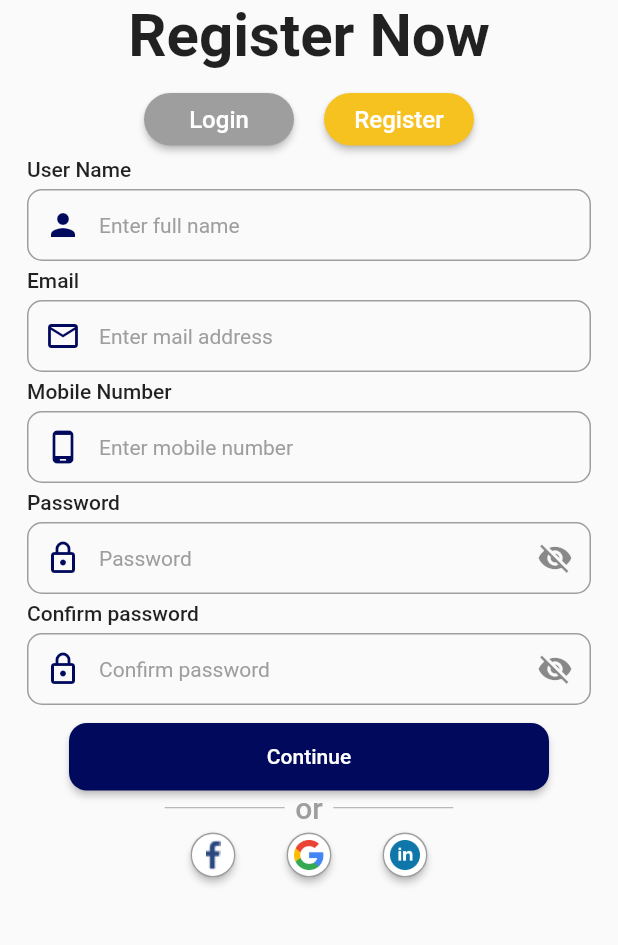
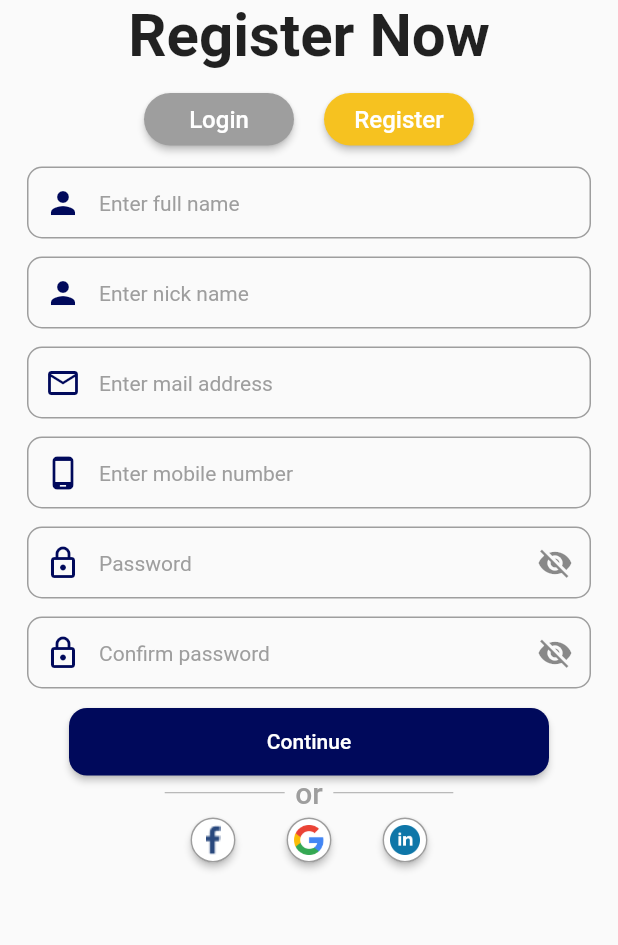
Before and after one commit to cocoalabspvtltd/NewApplication, a Flutter app: the screen it shows after launch, after a tap on "Register", on a phone screen of 412 x 824 dp, the part 210-1155 px from its top. Run offline on Flutter 3.47's test engine with Material 2 defaults, Android fonts, the phone set to English and light mode, and no system bars; our stand-ins replace expansion_tile_card, fluttertoast, get, image_picker.

Commit message:
Register changes and modification

```diff
--- a/lib/ui/screens/login_signup/signup_form_screen.dart
+++ b/lib/ui/screens/login_signup/signup_form_screen.dart
@@ -16,6 +16,7 @@ class SignUpScreen extends StatefulWidget {
 class _SignUpScreenState extends State<SignUpScreen> {
   FormatAndValidate formatAndValidate = FormatAndValidate();
   TextFieldControl _name = TextFieldControl();
+  TextFieldControl _nickname = TextFieldControl();
   TextFieldControl _emailid = TextFieldControl();
   TextFieldControl _mobileno = TextFieldControl();
   TextFieldControl _password = TextFieldControl();
@@ -29,10 +30,6 @@ class _SignUpScreenState extends State<SignUpScreen> {
           crossAxisAlignment: CrossAxisAlignment.start,
           children: [
             SizedBox(height: 8,),
-            Text(
-              "User Name",
-              style: TextStyle(fontWeight: FontWeight.w500),
-            ),
             SizedBox(
               child: AppTextBox(
                 textFieldControl: _name,
@@ -44,9 +41,16 @@ class _SignUpScreenState extends State<SignUpScreen> {
                 keyboardType: TextInputType.text,
               ),
             ),
-            Text(
-              "Email",
-              style: TextStyle(fontWeight: FontWeight.w500),
+            SizedBox(
+              child: AppTextBox(
+                textFieldControl: _nickname,
+                prefixIcon: Icon(
+                  Icons.person,
+                  color: primaryColor,
+                ),
+                hintText: 'Enter nick name',
+                keyboardType: TextInputType.text,
+              ),
             ),
             AppTextBox(
               textFieldControl: _emailid,
@@ -57,10 +61,6 @@ class _SignUpScreenState extends State<SignUpScreen> {
               hintText: 'Enter mail address',
               keyboardType: TextInputType.emailAddress,
             ),
-            Text(
-              "Mobile Number",
-              style: TextStyle(fontWeight: FontWeight.w500),
-            ),
             AppTextBox(
               textFieldControl: _mobileno,
               prefixIcon: Icon(
@@ -70,20 +70,12 @@ class _SignUpScreenState extends State<SignUpScreen> {
               hintText: 'Enter mobile number',
               keyboardType: TextInputType.number,
             ),
-            Text(
-              "Password",
-              style: TextStyle(fontWeight: FontWeight.w500),
-            ),
             AppTextBox(
               textFieldControl: _password,
               prefixIcon: Icon(Icons.lock_outlined, color: primaryColor),
               hintText: 'Password',
               obscureText: true,
               textInputAction: TextInputAction.done,
-            ),
-            Text(
-              "Confirm password",
-              style: TextStyle(fontWeight: FontWeight.w500),
             ),
             AppTextBox(
               textFieldControl: _confirmpassword,
--- a/lib/widgets/app_text_field.dart
+++ b/lib/widgets/app_text_field.dart
@@ -74,7 +74,7 @@ class _AppTextBoxState extends State<AppTextBox> {
     }
 
     return Container(
-        margin: EdgeInsets.symmetric(vertical: 5),
+        margin: EdgeInsets.symmetric(vertical: 6),
         child: TextField(
           enabled: widget.enabled,
           obscureText: obscureText ? b : false,
```
